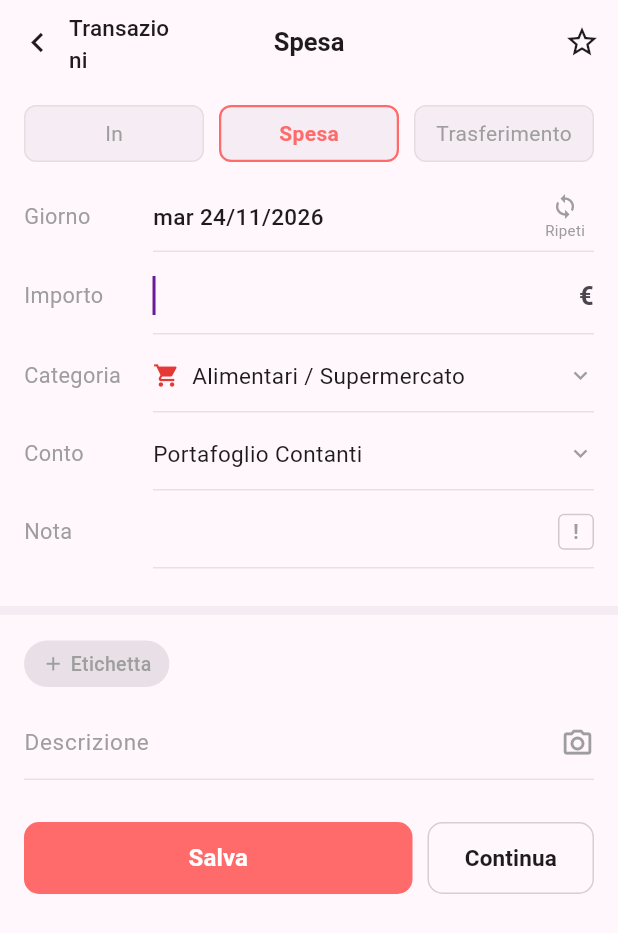
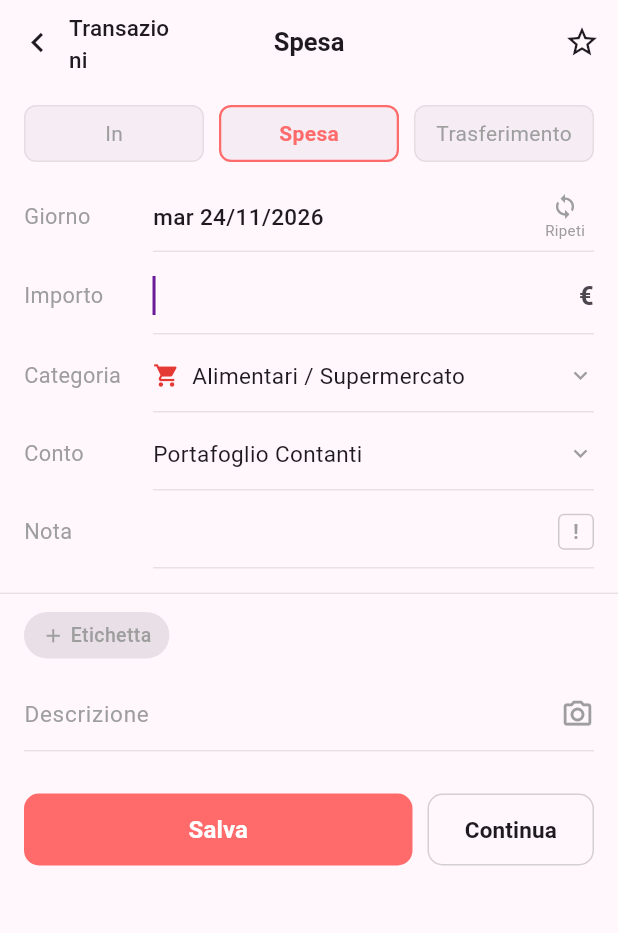
Before and after one commit to GarroArmato/my-money-manager, a Flutter app: the screen it shows after launch, after a tap on "Movimento", on a phone screen of 412 x 824 dp. Shown: the top 933 px of the screen. Run offline on Flutter 3.47's test engine with Material 3 defaults, Android fonts, the phone set to English and light mode, and no system bars.

Commit message:
style: remove thick divider stripe and bottom border line on top bar

```diff
--- a/lib/screens/add_transaction_screen.dart
+++ b/lib/screens/add_transaction_screen.dart
@@ -956,13 +956,11 @@ class _AddTransactionScreenState extends State<AddTransactionScreen> {
             ),
           ),
 
-          const SizedBox(height: 16),
+          const SizedBox(height: 12),
           Divider(
-            thickness: 6,
-            color: Theme.of(context)
-                .colorScheme
-                .surfaceContainerHighest
-                .withValues(alpha: 0.5),
+            height: 1,
+            thickness: 1,
+            color: subtleLineColor,
           ),
           const SizedBox(height: 12),
 
--- a/lib/widgets/app_top_bar.dart
+++ b/lib/widgets/app_top_bar.dart
@@ -24,23 +24,16 @@ class AppTopBar extends StatelessWidget implements PreferredSizeWidget {
   Widget build(BuildContext context) {
     final provider = MoneyScope.of(context);
     final primary = provider.primaryColor;
-    final secondary = provider.secondaryColor;
 
     return Container(
       decoration: BoxDecoration(
         gradient: LinearGradient(
           colors: [
             primary,
-            Color.lerp(primary, Colors.black, 0.32) ?? primary,
+            Color.lerp(primary, Colors.black, 0.28) ?? primary,
           ],
           begin: Alignment.topLeft,
           end: Alignment.bottomRight,
-        ),
-        border: Border(
-          bottom: BorderSide(
-            color: secondary.withValues(alpha: 0.45),
-            width: 1.5,
-          ),
         ),
       ),
       child: AppBar(
```
